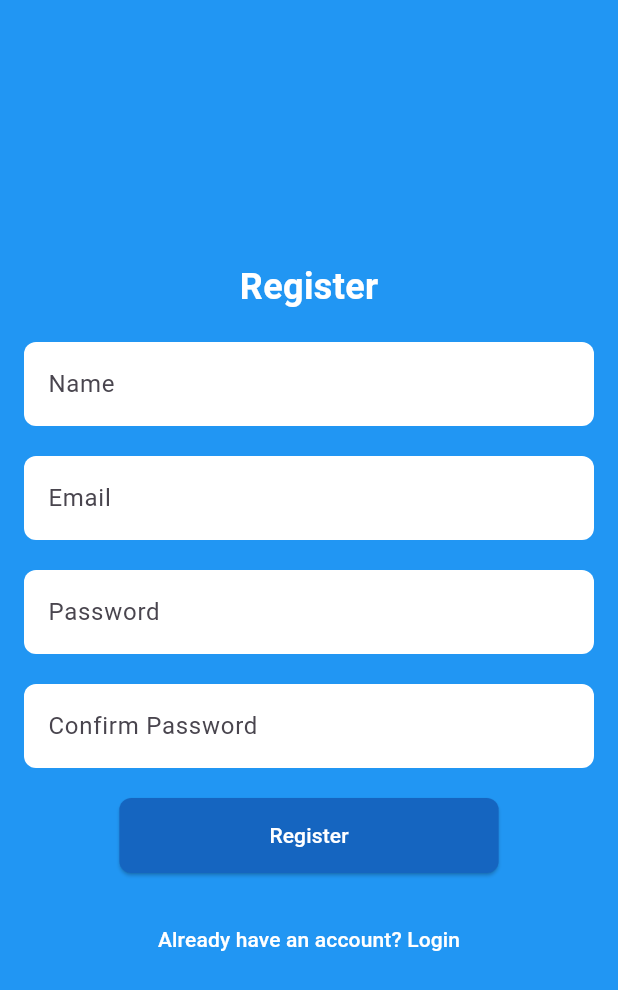
After one commit to migarakavishan/todo_app, a Flutter app: the RegisterScreen screen opened directly, on a phone screen of 412 x 824 dp. The commit adds this screen. Shown: the top 990 px of the screen. Run offline on Flutter 3.47's test engine with Material 3 defaults, Android fonts, the phone set to English and light mode, and no system bars.

Commit message:
register and login ui done

```diff
--- /dev/null
+++ b/lib/screens/auth_screen/register.dart
@@ -0,0 +1,113 @@
+import 'package:flutter/material.dart';
+
+class RegisterScreen extends StatefulWidget {
+  const RegisterScreen({super.key});
+
+  @override
+  State<RegisterScreen> createState() => _RegisterScreenState();
+}
+
+class _RegisterScreenState extends State<RegisterScreen> {
+  @override
+  Widget build(BuildContext context) {
+    return Scaffold(
+      backgroundColor: Colors.blue,
+      body: Center(
+        child: Padding(
+          padding: const EdgeInsets.all(16.0),
+          child: Column(
+            mainAxisAlignment: MainAxisAlignment.center,
+            children: <Widget>[
+              const Text(
+                'Register',
+                style: TextStyle(
+                  fontSize: 24,
+                  color: Colors.white,
+                  fontWeight: FontWeight.bold,
+                ),
+              ),
+              const SizedBox(height: 20),
+              TextField(
+                decoration: InputDecoration(
+                  filled: true,
+                  fillColor: Colors.white,
+                  hintText: 'Name',
+                  border: OutlineInputBorder(
+                    borderRadius: BorderRadius.circular(8),
+                    borderSide: BorderSide.none,
+                  ),
+                ),
+              ),
+              const SizedBox(height: 20),
+              TextField(
+                decoration: InputDecoration(
+                  filled: true,
+                  fillColor: Colors.white,
+                  hintText: 'Email',
+                  border: OutlineInputBorder(
+                    borderRadius: BorderRadius.circular(8),
+                    borderSide: BorderSide.none,
+                  ),
+                ),
+              ),
+              const SizedBox(height: 20),
+              TextField(
+                obscureText: true,
+                decoration: InputDecoration(
+                  filled: true,
+                  fillColor: Colors.white,
+                  hintText: 'Password',
+                  border: OutlineInputBorder(
+                    borderRadius: BorderRadius.circular(8),
+                    borderSide: BorderSide.none,
+                  ),
+                ),
+              ),
+              const SizedBox(height: 20),
+              TextField(
+                obscureText: true,
+                decoration: InputDecoration(
+                  filled: true,
+                  fillColor: Colors.white,
+                  hintText: 'Confirm Password',
+                  border: OutlineInputBorder(
+                    borderRadius: BorderRadius.circular(8),
+                    borderSide: BorderSide.none,
+                  ),
+                ),
+              ),
+              const SizedBox(height: 20),
+              ElevatedButton(
+                onPressed: () {
+                  // Handle register logic
+                },
+                style: ElevatedButton.styleFrom(
+                  backgroundColor: Colors.blue[800],
+                  padding:
+                      const EdgeInsets.symmetric(horizontal: 100, vertical: 15),
+                  shape: RoundedRectangleBorder(
+                    borderRadius: BorderRadius.circular(8),
+                  ),
+                ),
+                child: const Text(
+                  'Register',
+                  style: TextStyle(color: Colors.white),
+                ),
+              ),
+              const SizedBox(height: 20),
+              TextButton(
+                onPressed: () {
+                  Navigator.pop(context);
+                },
+                child: const Text(
+                  'Already have an account? Login',
+                  style: TextStyle(color: Colors.white),
+                ),
+              ),
+            ],
+          ),
+        ),
+      ),
+    );
+  }
+}
--- a/lib/screens/splash_screen.dart
+++ b/lib/screens/splash_screen.dart
@@ -2,7 +2,7 @@ import 'dart:async';
 
 import 'package:flutter/cupertino.dart';
 import 'package:flutter/material.dart';
-import 'package:todo_app/screens/main_screen.dart';
+import 'package:todo_app/screens/main_screen/main_screen.dart';
 
 class SplashScreen extends StatefulWidget {
   const SplashScreen({super.key});
```
Also changed, not shown: lib/screens/auth_screen/login.dart (added, +86 -0 lines), lib/screens/main_screen/main_screen.dart (renamed from lib/screens/main_screen.dart).
